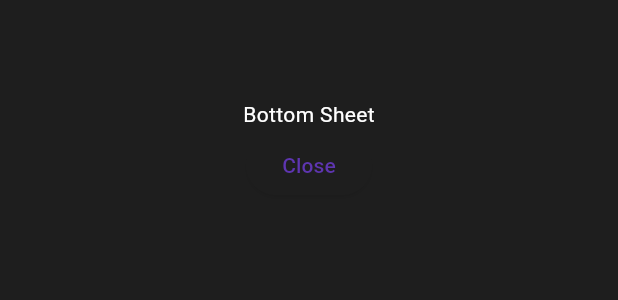
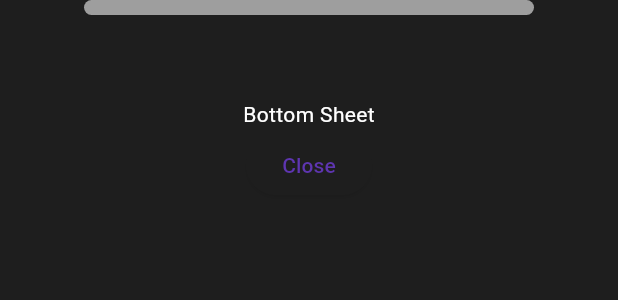
Before and after one commit to bens-schreiber/pushapp-2023, a Flutter app: the BottomSheetMenu widget shown alone on an empty page, opened directly, on a phone screen of 412 x 824 dp. Shown: the top 300 px of the screen. Run offline on Flutter 3.47's test engine with Material 2 defaults, Android fonts, the phone set to English and light mode, and no system bars.

Commit message:
Slide bar v2

```diff
--- /dev/null
+++ b/frontend/lib/bottomsheet/bottomsheetmenu.dart
@@ -0,0 +1,38 @@
+import 'package:flutter/material.dart';
+
+class BottomSheetMenu extends StatelessWidget {
+  const BottomSheetMenu({
+    super.key,
+  });
+
+  @override
+  Widget build(BuildContext context) {
+    return Stack(
+      alignment: Alignment.topCenter,
+      children: [
+        Container(
+          height: 10.0,
+          width: 300.0,
+          decoration: BoxDecoration(
+              color: Colors.grey, borderRadius: BorderRadius.circular(10.0)),
+        ),
+        SizedBox(
+          height: 200,
+          child: Center(
+            child: Column(
+              mainAxisAlignment: MainAxisAlignment.center,
+              mainAxisSize: MainAxisSize.min,
+              children: [
+                const Text('Bottom Sheet'),
+                ElevatedButton(
+                  child: const Text('Close'),
+                  onPressed: () => Navigator.pop(context),
+                ),
+              ],
+            ),
+          ),
+        ),
+      ],
+    );
+  }
+}
--- a/frontend/lib/homeitems/home.dart
+++ b/frontend/lib/bottomsheet/presentation/home.dart
@@ -1,5 +1,5 @@
 import 'package:flutter/material.dart';
-import 'package:frontend/homeitems/bottomsheet/presentation/bottomsheetbutton.dart';
+import 'package:frontend/bottomsheet/bottomsheetbutton.dart';
 
 class Home extends StatelessWidget {
   const Home({super.key});
--- a/frontend/lib/homeitems/bottomsheet/presentation/bottomsheetmenu.dart
+++ /dev/null
@@ -1,24 +0,0 @@
-import 'package:flutter/material.dart';
-
-class BottomSheetMenu extends StatelessWidget {
-  const BottomSheetMenu({super.key});
-  @override
-  Widget build(BuildContext context) {
-    return Container(
-      height: 200,
-      child: Center(
-        child: Column(
-          mainAxisAlignment: MainAxisAlignment.center,
-          mainAxisSize: MainAxisSize.min,
-          children: <Widget>[
-            const Text('Bottom Sheet'),
-            ElevatedButton(
-              child: const Text('Close'),
-              onPressed: () => Navigator.pop(context),
-            ),
-          ],
-        ),
-      ),
-    );
-  }
-}
--- a/frontend/lib/main.dart
+++ b/frontend/lib/main.dart
@@ -1,5 +1,5 @@
 import 'package:flutter/material.dart';
-import 'package:frontend/homeitems/home.dart';
+import 'package:frontend/bottomsheet/presentation/home.dart';
 
 void main() {
   runApp(const MyApp());
```
Also changed, not shown: frontend/lib/bottomsheet/bottomsheetbutton.dart (renamed from frontend/lib/homeitems/bottomsheet/presentation/bottomsheetbutton.dart, +13 -9 lines), 8 other files.
